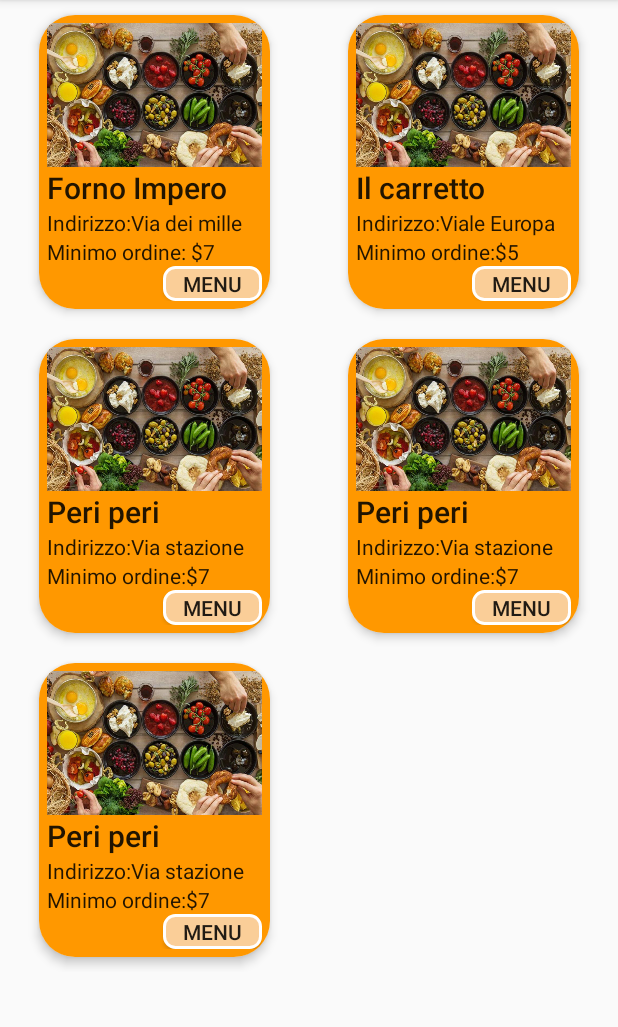
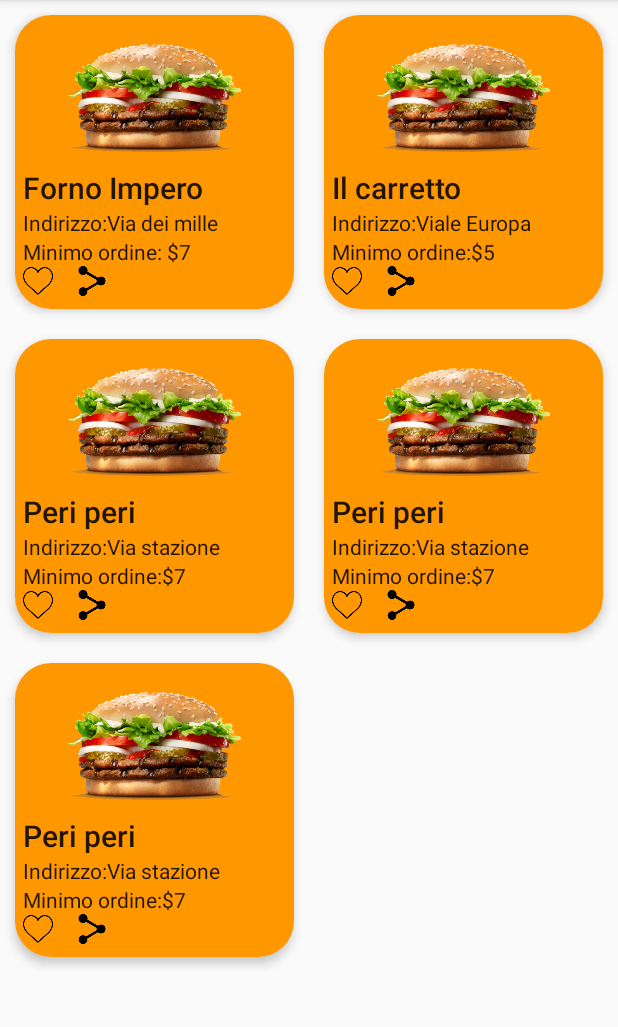
Before and after one commit to giacomobuzzitta/DepEat, an Android app: the MainActivity screen opened directly, with no data from a screen before it, in the options menu, after a tap on "Change layout", on a phone screen of 412 x 824 dp, the part 84-1111 px from its top. Run offline under Robolectric (Android 15) with nearby library versions, the phone set to English and light mode, and no system bars.

Commit message:
Sistemazione grafica

```diff
--- a/app/src/main/java/com/example/depeat/ui/activities/adapters/ResturantAdapter.java
+++ b/app/src/main/java/com/example/depeat/ui/activities/adapters/ResturantAdapter.java
@@ -12,13 +12,11 @@ import android.view.ViewGroup;
 import android.widget.Button;
 import android.widget.ImageView;
 import android.widget.TextView;
-
 import com.bumptech.glide.Glide;
 import com.example.depeat.R;
 import com.example.depeat.datamodels.Resturant;
 import com.example.depeat.ui.activities.RegisterActivity;
 import com.example.depeat.ui.activities.ShopActivity;
-
 import java.util.ArrayList;
 
 public class ResturantAdapter extends RecyclerView.Adapter {
@@ -54,11 +52,11 @@ public class ResturantAdapter extends RecyclerView.Adapter {
         vh.resturantName.setText(data.get(pos).getNome());
         vh.resturantIndirizzo.setText(data.get(pos).getIndirizzo());
         vh.resturantMinordine.setText(data.get(pos).getMinOrdine());
-        if (!isGrid) {
+       // if (!isGrid) {
             vh.image_cuoreR.setImageResource(R.drawable.likerosso);
             vh.image_cuoreN.setImageResource(R.drawable.likenero);
             vh.image_resturant.setImageResource(data.get(pos).getSrc());
-        }
+        //}
 
         //Glide.with(context).load()    Caricare immagine da remoto
     }
@@ -81,8 +79,8 @@ public class ResturantAdapter extends RecyclerView.Adapter {
         public TextView resturantIndirizzo;
         public TextView resturantMinordine;
         public ImageView image_resturant, image_cuoreN, image_cuoreR;
-        CardView cardview;
-        Button B_condividi;
+        public CardView cardview;
+        public ImageView B_condividi;
 
 
         public ResturantViewHolder(@NonNull View itemView) {
@@ -94,15 +92,19 @@ public class ResturantAdapter extends RecyclerView.Adapter {
             image_cuoreN = itemView.findViewById(R.id.imageCuoreN);
             image_cuoreR = itemView.findViewById(R.id.imageCuoreR);
             B_condividi = itemView.findViewById(R.id.B_condividi);
-            cardview = itemView.findViewById(R.id.Bmenu);
-            cardview.setOnClickListener(this);
-            B_condividi.setOnClickListener(this);
+
+
 
             itemView.setOnClickListener(this);
-            if (!isGrid) {
+            //if (!isGrid) {
                 image_cuoreN.setOnClickListener(this);
                 image_cuoreR.setOnClickListener(this);
-            }
+
+                cardview = itemView.findViewById(R.id.Bmenu);
+                cardview.setOnClickListener(this);
+
+                B_condividi.setOnClickListener(this);
+           // }
         }
 
         @Override
--- a/app/src/main/res/layout/item_resturant2.xml
+++ b/app/src/main/res/layout/item_resturant2.xml
@@ -5,16 +5,15 @@
     xmlns:app="http://schemas.android.com/apk/res-auto"
     xmlns:tools="http://schemas.android.com/tools"
     android:layout_width="match_parent"
-    android:layout_height="wrap_content"
-    android:paddingStart="16dp"
-    android:paddingEnd="16dp">
+    android:layout_height="wrap_content">
 
     <android.support.v7.widget.CardView
         android:layout_width="match_parent"
         android:layout_height="196dp"
         android:layout_margin="10dp"
         app:cardCornerRadius="24dp"
-        app:cardElevation="4dp">
+        app:cardElevation="4dp"
+        android:id="@+id/Bmenu">
 
         <LinearLayout
             android:layout_width="match_parent"
@@ -24,9 +23,8 @@
             android:padding="5dp"
             android:paddingBottom="5dp">
 
-
             <ImageView
-                android:id="@+id/imageView"
+                android:id="@+id/image_restaurant_logo"
                 android:layout_width="wrap_content"
                 android:layout_height="96dp"
                 android:scaleType="centerCrop"
@@ -56,14 +54,36 @@
                 android:singleLine="true"
                 android:textAppearance="@style/TextAppearance.AppCompat.Body1" />
 
-            <Button
-                android:id="@+id/Bmenu"
-                android:layout_width="66dp"
+            <LinearLayout
+                android:layout_width="262dp"
                 android:layout_height="wrap_content"
-                android:layout_gravity="end"
-                android:background="@drawable/button"
-                android:text="MENU" />
+                android:orientation="horizontal">
 
+                <ImageView
+                    android:id="@+id/imageCuoreR"
+                    android:layout_width="20dp"
+                    android:layout_height="20dp"
+                    android:clickable="true"
+                    android:visibility="gone"
+                    app:srcCompat="@drawable/likerosso" />
+
+                <ImageView
+                    android:id="@+id/imageCuoreN"
+                    android:layout_width="20dp"
+                    android:layout_height="20dp"
+                    android:clickable="true"
+                    app:srcCompat="@drawable/likenero" />
+
+                <ImageView
+                    android:id="@+id/B_condividi"
+                    android:layout_width="20dp"
+                    android:layout_height="20dp"
+                    android:layout_marginLeft="16dp"
+                    android:clickable="true"
+                    app:srcCompat="@drawable/share" />
+
+
+            </LinearLayout>
 
         </LinearLayout>
 
```
Also changed, not shown: app/src/main/res/layout/item_resturant.xml (+14 -17 lines), app/src/main/res/values/colors.xml (+9 -0 lines), app/src/main/res/drawable-v24/share.png (added).
